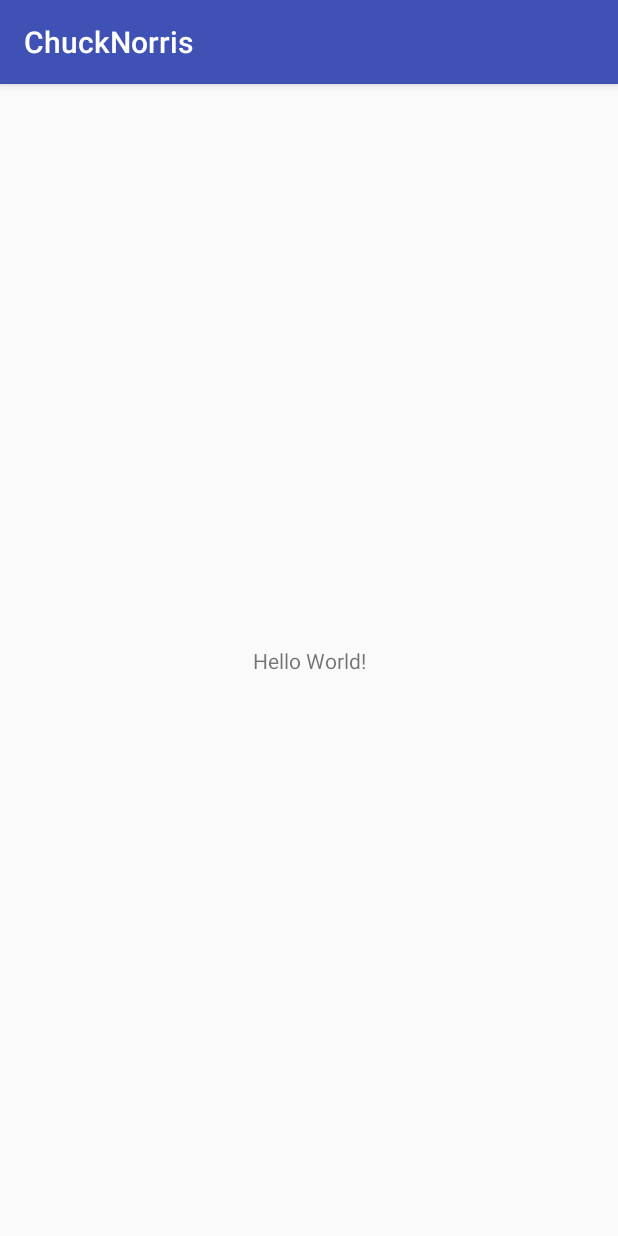
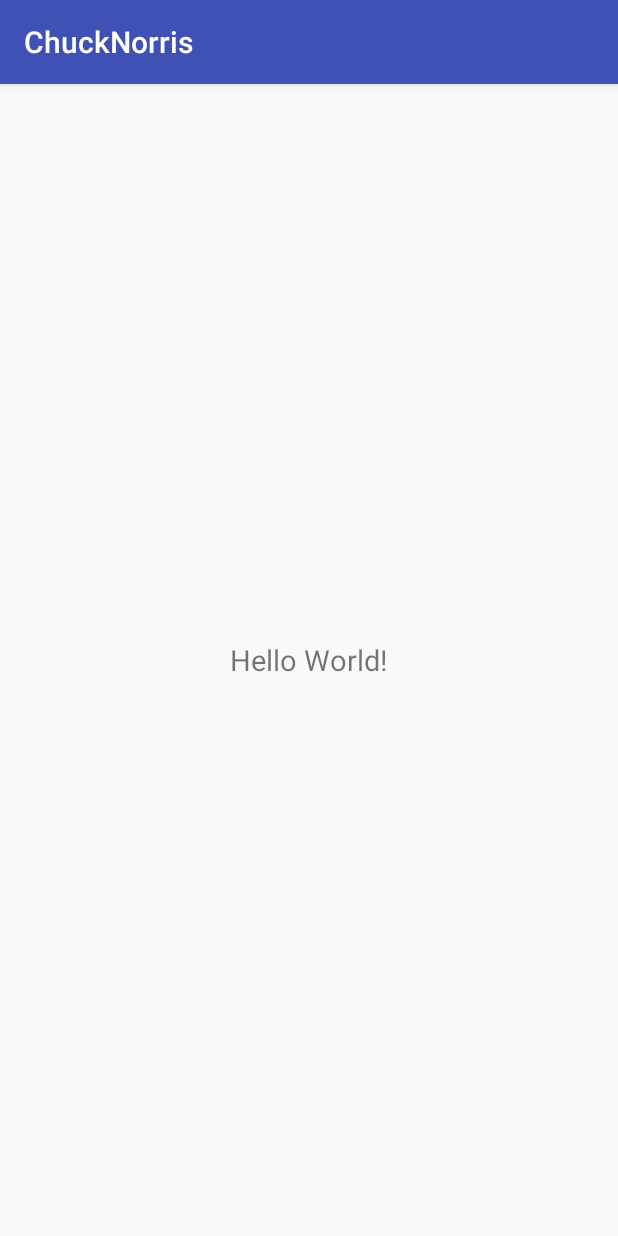
Before and after one commit to jmarkstar/ChuckNorrisMVP, an Android app: the screen it shows after launch (MainActivity before the commit, JokesActivity after it), on a phone screen of 412 x 824 dp. Run offline under Robolectric (Android 15) with nearby library versions, the phone set to English and light mode, and no system bars; our stand-ins replace ButterKnife, Dagger/Hilt's generated code.

Commit message:
Joke Item for the list was created.

```diff
--- a/app/src/main/AndroidManifest.xml
+++ b/app/src/main/AndroidManifest.xml
@@ -12,7 +12,7 @@
         android:roundIcon="@mipmap/ic_launcher_round"
         android:supportsRtl="true"
         android:theme="@style/AppTheme">
-        <activity android:name=".ui.joke.MainActivity">
+        <activity android:name=".ui.joke.JokesActivity">
             <intent-filter>
                 <action android:name="android.intent.action.MAIN" />
 
--- a/app/src/main/java/com/jmarkstar/chucknorris/ui/joke/JokeComponent.java
+++ b/app/src/main/java/com/jmarkstar/chucknorris/ui/joke/JokeComponent.java
@@ -12,5 +12,5 @@ import dagger.Component;
 @ActivityScope
 @Component(modules = {JokeModule.class}, dependencies = {ApplicationComponent.class})
 public interface JokeComponent {
-    void inject(MainActivity activity);
+    void inject(JokesActivity activity);
 }
--- a/app/src/main/java/com/jmarkstar/chucknorris/ui/joke/MainActivity.java
+++ b/app/src/main/java/com/jmarkstar/chucknorris/ui/joke/JokesActivity.java
@@ -4,7 +4,6 @@ import android.support.v7.app.AppCompatActivity;
 import android.os.Bundle;
 import android.util.Log;
 import android.widget.TextView;
-
 import com.jmarkstar.chucknorris.R;
 import com.jmarkstar.chucknorris.ChuckNorrisApplication;
 import com.jmarkstar.core.domain.model.JokeModel;
@@ -12,28 +11,29 @@ import com.jmarkstar.core.presenter.jokes.JokeContract;
 import com.jmarkstar.core.presenter.jokes.JokeModule;
 import java.util.ArrayList;
 import javax.inject.Inject;
+import butterknife.BindView;
+import butterknife.ButterKnife;
 
-public class MainActivity extends AppCompatActivity implements JokeContract.JokeView {
+public class JokesActivity extends AppCompatActivity implements JokeContract.JokeView {
 
     @Inject JokeContract.JokePresenter mJokePresenter;
 
-    private TextView mTvCount;
+    @BindView(R.id.tv_count) TextView mTvCount;
 
     @Override
     protected void onCreate(Bundle savedInstanceState) {
         super.onCreate(savedInstanceState);
-        setContentView(R.layout.activity_main);
+        setContentView(R.layout.activity_jokes);
+        ButterKnife.bind(this);
 
-       DaggerJokeComponent
+        DaggerJokeComponent
             .builder()
             .applicationComponent( ((ChuckNorrisApplication)getApplication()).getApplicationComponent())
             .jokeModule(new JokeModule(this))
             .build()
             .inject(this);
 
-        mTvCount = (TextView)findViewById(R.id.tv_count);
-
-        mJokePresenter.onGetRandomJokes(10);
+         mJokePresenter.onGetRandomJokes(10);
     }
 
     @Override
@@ -68,7 +68,7 @@ public class MainActivity extends AppCompatActivity implements JokeContract.Joke
 
     @Override
     public void showJokes(ArrayList<JokeModel> jokes) {
-        Log.v("MainActivity", "jokes size = "+jokes.size());
+        Log.v("JokesActivity", "jokes size = "+jokes.size());
         mTvCount.setText("Jokes size = "+jokes.size());
     }
 }
--- /dev/null
+++ b/app/src/main/res/layout/activity_jokes.xml
@@ -0,0 +1,21 @@
+<?xml version="1.0" encoding="utf-8"?>
+<RelativeLayout xmlns:android="http://schemas.android.com/apk/res/android"
+    xmlns:tools="http://schemas.android.com/tools"
+    android:layout_width="match_parent"
+    android:layout_height="match_parent"
+    tools:context="com.jmarkstar.chucknorris.ui.joke.JokesActivity">
+
+    <android.support.v7.widget.RecyclerView
+        android:id="@+id/rv_jokes"
+        android:layout_width="match_parent"
+        android:layout_height="match_parent"/>
+
+    <TextView android:id="@+id/tv_message"
+        android:textSize="19sp"
+        android:layout_margin="24dp"
+        android:layout_width="wrap_content"
+        android:layout_height="wrap_content"
+        android:layout_centerInParent="true"
+        android:text="Hello World!"/>
+
+</RelativeLayout>
--- a/app/src/main/res/layout/activity_main.xml
+++ /dev/null
@@ -1,18 +0,0 @@
-<?xml version="1.0" encoding="utf-8"?>
-<android.support.constraint.ConstraintLayout xmlns:android="http://schemas.android.com/apk/res/android"
-    xmlns:app="http://schemas.android.com/apk/res-auto"
-    xmlns:tools="http://schemas.android.com/tools"
-    android:layout_width="match_parent"
-    android:layout_height="match_parent"
-    tools:context="com.jmarkstar.chucknorris.ui.joke.MainActivity">
-
-    <TextView android:id="@+id/tv_count"
-        android:layout_width="wrap_content"
-        android:layout_height="wrap_content"
-        android:text="Hello World!"
-        app:layout_constraintBottom_toBottomOf="parent"
-        app:layout_constraintLeft_toLeftOf="parent"
-        app:layout_constraintRight_toRightOf="parent"
-        app:layout_constraintTop_toTopOf="parent" />
-
-</android.support.constraint.ConstraintLayout>
--- /dev/null
+++ b/core-lib/src/main/java/com/jmarkstar/core/domain/repository/manager/BaseDataManager.java
@@ -0,0 +1,30 @@
+package com.jmarkstar.core.domain.repository.manager;
+
+import com.jmarkstar.core.domain.interactor.Interactor;
+import com.jmarkstar.core.domain.interactor.executor.MainThread;
+import javax.inject.Inject;
+
+/**
+ * Created by jmarkstar on 2/06/2017.
+ */
+
+abstract class BaseDataManager {
+
+    @Inject MainThread mMainThread;
+
+    void notifySuccess(final Object response, final Interactor.Callback callback) {
+        mMainThread.post(new Runnable() {
+            @Override public void run() {
+                callback.onSuccess(response);
+            }
+        });
+    }
+
+    void notifyError(final Throwable throwable, final Interactor.Callback callback) {
+        mMainThread.post(new Runnable() {
+            @Override public void run() {
+                callback.onError(throwable);
+            }
+        });
+    }
+}
--- a/core-lib/src/main/java/com/jmarkstar/core/domain/repository/manager/JokeDataManagerImpl.java
+++ b/core-lib/src/main/java/com/jmarkstar/core/domain/repository/manager/JokeDataManagerImpl.java
@@ -3,7 +3,6 @@ package com.jmarkstar.core.domain.repository.manager;
 import android.util.Log;
 import com.jmarkstar.core.R;
 import com.jmarkstar.core.domain.interactor.Interactor;
-import com.jmarkstar.core.domain.interactor.executor.MainThread;
 import com.jmarkstar.core.domain.model.JokeModel;
 import com.jmarkstar.core.domain.repository.database.dao.JokeDao;
 import com.jmarkstar.core.domain.repository.network.IcndbService;
@@ -19,11 +18,10 @@ import retrofit2.Call;
 /**
  * Created by jmarkstar on 2/06/2017.
  */
-public class JokeDataManagerImpl implements JokeDataManager {
+public class JokeDataManagerImpl extends BaseDataManager implements JokeDataManager {
 
     private static final String TAG = "JokeDataManager";
 
-    @Inject MainThread mMainThread;
     @Inject IcndbService mIcndbService;
     @Inject JokeDao mJokeDao;
 
@@ -79,20 +77,4 @@ public class JokeDataManagerImpl implements JokeDataManager {
         });
     }
 
-    private void notifySuccess(final Object response, final Interactor.Callback callback) {
-        mMainThread.post(new Runnable() {
-            @Override public void run() {
-                callback.onSuccess(response);
-            }
-        });
-    }
-
-    private void notifyError(final Throwable throwable, final Interactor.Callback callback) {
-        mMainThread.post(new Runnable() {
-            @Override public void run() {
-                callback.onError(throwable);
-            }
-        });
-    }
-
 }
```
Also changed, not shown: app/build.gradle (+9 -2 lines), app/src/main/res/layout/activity_jokes_item.xml (added, +39 -0 lines), app/src/main/res/drawable/chucknorris.jpg (added).
